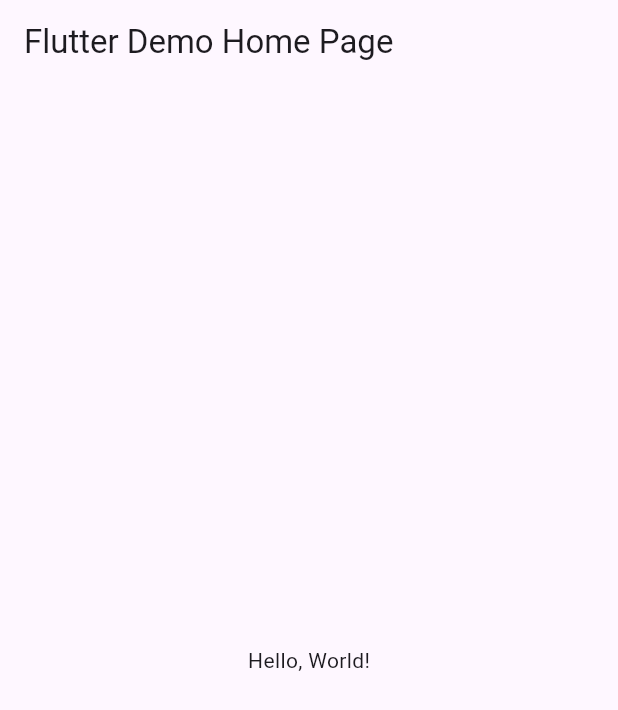
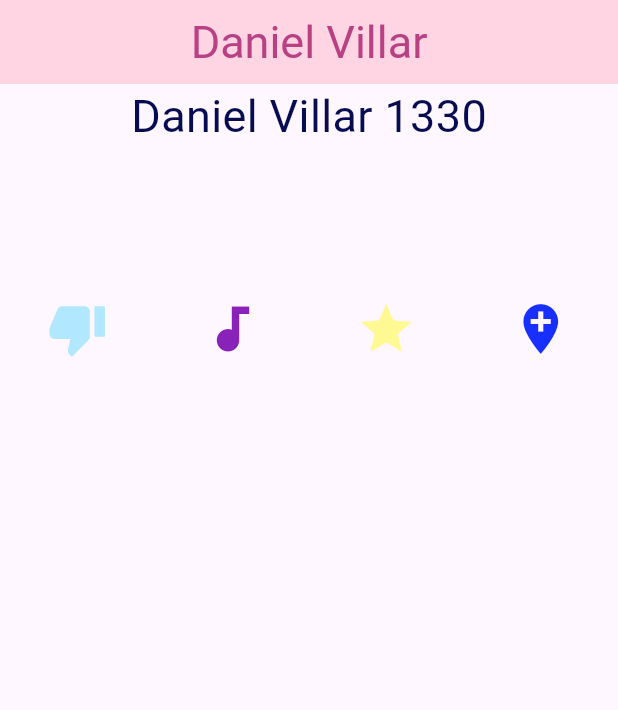
Before and after one commit to Daniel-Villar/p9_v1_iconos, a Flutter app: the screen it shows after launch, on a phone screen of 412 x 824 dp. Shown: the top 710 px of the screen. Run offline on Flutter 3.47's test engine with Material 3 defaults, Android fonts, the phone set to English and light mode, and no system bars.

Commit message:
actividad9

```diff
--- a/lib/main.dart
+++ b/lib/main.dart
@@ -1,43 +1,58 @@
 import 'package:flutter/material.dart';
 
-void main() => runApp(MyApp());
+void main() => runApp(MisIconosApp());
 
-class MyApp extends StatelessWidget {
-  const MyApp({super.key});
-  // This widget is the root of your application.
+class MisIconosApp extends StatelessWidget {
+  const MisIconosApp({Key? key}) : super(key: key);
+
   @override
   Widget build(BuildContext context) {
     return MaterialApp(
-      // Application name
-      title: 'Flutter Hello World',
-      // Application theme data, you can set the colors for the application as
-      // you want
-      theme: ThemeData(
-        // useMaterial3: false,
-        primarySwatch: Colors.blue,
-      ),
-      // A widget which will be started on application startup
-      home: MyHomePage(title: 'Flutter Demo Home Page'),
-    );
-  }
-}
-
-class MyHomePage extends StatelessWidget {
-  final String title;
-  const MyHomePage({super.key, required this.title});
-
-  @override
-  Widget build(BuildContext context) {
-    return Scaffold(
-      appBar: AppBar(
-        // The title text which will be shown on the action bar
-        title: Text(title),
-      ),
-      body: Center(
-        child: Text(
-          'Hello, World!',
-        ),
-      ),
-    );
-  }
-}
+        debugShowCheckedModeBanner: false,
+        home: Scaffold(
+          appBar: AppBar(
+            title: Text("Daniel Villar"),
+            titleTextStyle: TextStyle(color: Color(0xffb94183), fontSize: 30),
+            centerTitle: true,
+            backgroundColor: Color(0xffffd4e3),
+          ),
+          body: Column(
+            children: <Widget>[
+              Text(
+                "Daniel Villar 1330",
+                style: TextStyle(fontSize: 30, color: Color(0xff060b52)),
+              ),
+              SizedBox(
+                height: 100,
+              ),
+              const Row(
+                mainAxisAlignment: MainAxisAlignment.spaceAround,
+                children: <Widget>[
+                  Icon(
+                    Icons.thumb_down,
+                    color: Color(0xffb1e7ff),
+                    size: 40,
+                    semanticLabel: 'Text to announce in accessibility modes',
+                  ),
+                  Icon(
+                    Icons.audiotrack,
+                    color: Color(0xff8922b9),
+                    size: 40.0,
+                  ),
+                  Icon(
+                    Icons.star,
+                    color: Color(0xfffff994),
+                    size: 40.0,
+                  ),
+                  Icon(
+                    Icons.add_location,
+                    color: Color(0xff1830ff),
+                    size: 40.0,
+                  ),
+                ],
+              ),
+            ],
+          ),
+        ));
+  } //mis widgets
+} //mi clase
```
Also changed, not shown: act9.PNG (added).
